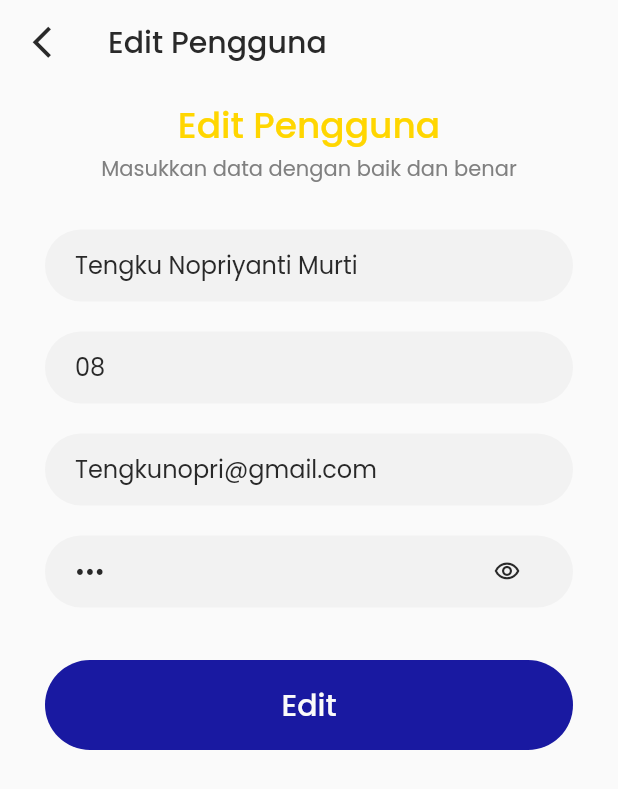
After one commit to unknownunnamed/siskom-door, a Flutter app: the Pengguna screen opened directly, after a tap on the "edit" icon, on a phone screen of 412 x 824 dp. The commit adds this screen. Shown: the top 789 px of the screen. Run offline on Flutter 3.47's test engine with Material 2 defaults, Android fonts, the phone set to English and light mode, and no system bars.

Commit message:
add tambah pengguna dan edit pengguna page

```diff
--- /dev/null
+++ b/lib/ui/screens/edit_pengguna.dart
@@ -0,0 +1,89 @@
+import 'package:flutter/material.dart';
+import 'package:sisdoor/config/custom_color.dart';
+import 'package:sisdoor/ui/widgets/custom_appbar.dart';
+import 'package:sisdoor/ui/widgets/custom_password_form.dart';
+import 'package:sisdoor/ui/widgets/custom_text_form.dart';
+
+class EditPengguna extends StatefulWidget {
+  const EditPengguna({Key? key}) : super(key: key);
+
+  @override
+  State<EditPengguna> createState() => _EditPenggunaState();
+}
+
+class _EditPenggunaState extends State<EditPengguna> {
+  TextEditingController namaController =
+      TextEditingController(text: "Tengku Nopriyanti Murti");
+  TextEditingController noHPController = TextEditingController(text: "08");
+  TextEditingController emailController =
+      TextEditingController(text: "Tengkunopri@gmail.com");
+  TextEditingController passwordController = TextEditingController(text: "123");
+
+  @override
+  Widget build(BuildContext context) {
+    return Scaffold(
+        backgroundColor: CustomColor.neutralWhite,
+        appBar: customAppbar(context, "Edit Pengguna"),
+        body: SizedBox(
+            width: MediaQuery.of(context).size.width,
+            height: MediaQuery.of(context).size.height,
+            child: ListView(
+              padding: EdgeInsets.fromLTRB(30, 10, 30, 10),
+              children: [
+                Text(
+                  "Edit Pengguna",
+                  textAlign: TextAlign.center,
+                  style: TextStyle(
+                      color: CustomColor.secondaryGold,
+                      fontSize: 24,
+                      fontWeight: FontWeight.w500),
+                ),
+                Text(
+                  "Masukkan data dengan baik dan benar",
+                  textAlign: TextAlign.center,
+                  style: TextStyle(
+                      color: CustomColor.neutralGray,
+                      fontSize: 14,
+                      fontWeight: FontWeight.w400),
+                ),
+                SizedBox(
+                  height: 30,
+                ),
+                CustomTextField(controller: namaController, label: "Nama"),
+                CustomTextField(
+                    controller: noHPController,
+                    inputType: TextInputType.number,
+                    label: "Nomor HP"),
+                CustomTextField(
+                  controller: emailController,
+                  label: "Email",
+                  inputType: TextInputType.emailAddress,
+                ),
+                CustomPasswordForm(
+                    controller: passwordController, label: "Password"),
+                SizedBox(
+                  height: 15,
+                ),
+                GestureDetector(
+                  onTap: () {},
+                  child: Container(
+                      // margin: EdgeInsets.only(top: 20),
+                      padding:
+                          EdgeInsets.symmetric(horizontal: 20, vertical: 15),
+                      decoration: BoxDecoration(
+                          color: CustomColor.secondaryTorea,
+                          borderRadius: BorderRadius.all(Radius.circular(100))),
+                      child: Text(
+                        "Edit",
+                        textAlign: TextAlign.center,
+                        style: TextStyle(
+                          color: CustomColor.neutralWhite,
+                          fontSize: 20,
+                          fontWeight: FontWeight.w500,
+                        ),
+                      )),
+                )
+              ],
+            )));
+  }
+}
--- a/lib/ui/screens/monitoring.dart
+++ b/lib/ui/screens/monitoring.dart
@@ -11,7 +11,7 @@ class Monitoring extends StatelessWidget {
     return Scaffold(
         backgroundColor: CustomColor.neutralWhite,
         appBar: customAppbar(context, "Monitoring Pengguna"),
-        body: Container(
+        body: SizedBox(
             // padding: EdgeInsets.symmetric(horizontal: 30),
             width: MediaQuery.of(context).size.width,
             height: MediaQuery.of(context).size.height,
--- a/lib/ui/screens/pengguna.dart
+++ b/lib/ui/screens/pengguna.dart
@@ -1,7 +1,7 @@
 import 'package:flutter/material.dart';
 import 'package:sisdoor/config/custom_color.dart';
+import 'package:sisdoor/ui/screens/tambah_pengguna.dart';
 import 'package:sisdoor/ui/widgets/custom_appbar.dart';
-import 'package:sisdoor/ui/widgets/custom_monitoring_card.dart';
 import 'package:sisdoor/ui/widgets/custom_pengguna_card.dart';
 
 class Pengguna extends StatelessWidget {
@@ -12,7 +12,7 @@ class Pengguna extends StatelessWidget {
     return Scaffold(
         backgroundColor: CustomColor.neutralWhite,
         appBar: customAppbar(context, "Data Pengguna"),
-        body: Container(
+        body: SizedBox(
             // padding: EdgeInsets.symmetric(horizontal: 30),
             width: MediaQuery.of(context).size.width,
             height: MediaQuery.of(context).size.height,
@@ -28,6 +28,13 @@ class Pengguna extends StatelessWidget {
                 ),
                 Positioned(
                   bottom: 10,
+                  child: GestureDetector(
+                    onTap: () {
+                      Navigator.push(
+                          context,
+                          MaterialPageRoute(
+                              builder: (context) => TambahPengguna()));
+                    },
                     child: Container(
                         width: MediaQuery.of(context).size.width - 60,
                         margin: EdgeInsets.symmetric(horizontal: 30),
@@ -35,7 +42,8 @@ class Pengguna extends StatelessWidget {
                             EdgeInsets.symmetric(horizontal: 20, vertical: 15),
                         decoration: BoxDecoration(
                             color: CustomColor.secondaryGreen,
-                          borderRadius: BorderRadius.all(Radius.circular(100))),
+                            borderRadius:
+                                BorderRadius.all(Radius.circular(100))),
                         child: Text(
                           "Tambah Pengguna",
                           textAlign: TextAlign.center,
@@ -45,6 +53,7 @@ class Pengguna extends StatelessWidget {
                             fontWeight: FontWeight.w500,
                           ),
                         )),
+                  ),
                 )
               ],
             )));
--- a/lib/ui/widgets/custom_pengguna_card.dart
+++ b/lib/ui/widgets/custom_pengguna_card.dart
@@ -1,5 +1,6 @@
 import 'package:flutter/material.dart';
 import 'package:sisdoor/config/custom_color.dart';
+import 'package:sisdoor/ui/screens/edit_pengguna.dart';
 
 class CustomPenggunaCard extends StatelessWidget {
   final String nama, email;
@@ -57,16 +58,23 @@ class CustomPenggunaCard extends StatelessWidget {
           Row(
             mainAxisAlignment: MainAxisAlignment.end,
             children: [
-              Container(
+              GestureDetector(
+                onTap: () {
+                  Navigator.push(context,
+                      MaterialPageRoute(builder: (context) => EditPengguna()));
+                },
+                child: Container(
                   width: 30,
                   height: 30,
                   decoration: BoxDecoration(
-                    color: CustomColor.secondaryTorea, shape: BoxShape.circle),
+                      color: CustomColor.secondaryTorea,
+                      shape: BoxShape.circle),
                   child: Center(
                     child: Icon(
                       Icons.edit,
                       size: 15,
                       color: CustomColor.neutralWhite,
+                    ),
                   ),
                 ),
               ),
--- a/lib/ui/widgets/custom_text_form.dart
+++ b/lib/ui/widgets/custom_text_form.dart
@@ -4,8 +4,9 @@ import 'package:sisdoor/config/custom_color.dart';
 class CustomTextField extends StatelessWidget {
   final TextEditingController controller;
   final String label;
+  final TextInputType? inputType;
   const CustomTextField(
-      {Key? key, required this.controller, required this.label})
+      {Key? key, required this.controller, required this.label, this.inputType})
       : super(key: key);
 
   @override
@@ -18,12 +19,14 @@ class CustomTextField extends StatelessWidget {
           borderRadius: BorderRadius.all(Radius.circular(100))),
       child: TextFormField(
         controller: controller,
+        keyboardType: inputType ?? TextInputType.text,
         style: TextStyle(
             color: CustomColor.neutralBlack,
             fontSize: 16,
             fontWeight: FontWeight.w400),
         decoration: InputDecoration(
           hintText: label,
+
           hintStyle: TextStyle(
               color: CustomColor.neutralBlack,
               fontSize: 16,
```
Also changed, not shown: lib/ui/screens/home.dart (+8 -2 lines), lib/ui/screens/tambah_pengguna.dart (added, +87 -0 lines). Lines whose indentation alone changed are shown as unchanged.
